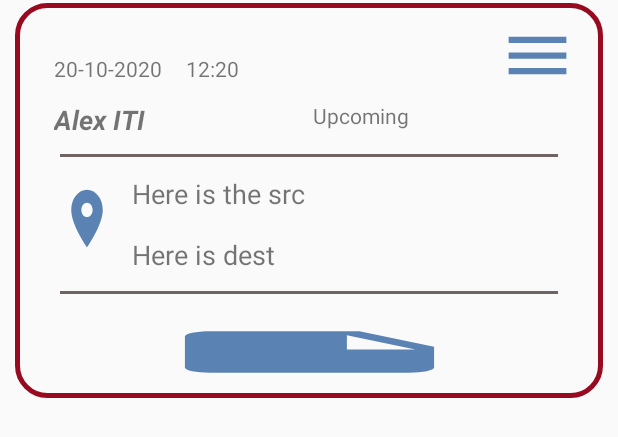
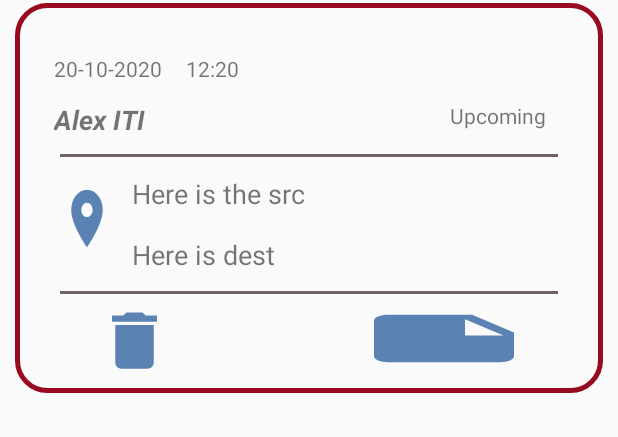
Before and after one commit to AhmedNasrHarg/Trip-Remainder-Project, an Android app: the layout history_row.xml on its own in the app's theme, with its tools: preview values and no code run, on a phone screen of 412 x 824 dp. Shown: the top 437 px of the screen. Run offline under Robolectric (Android 15) with nearby library versions, the phone set to English and light mode, and no system bars.

Commit message:
menu-init

```diff
--- a/TripPlanner/app/src/main/res/layout/history_row.xml
+++ b/TripPlanner/app/src/main/res/layout/history_row.xml
@@ -62,11 +62,11 @@
         android:id="@+id/statusIdHist"
         android:layout_width="wrap_content"
         android:layout_height="wrap_content"
-        android:layout_marginStart="112dp"
-        android:layout_marginLeft="112dp"
         android:layout_marginTop="12dp"
+        android:layout_marginEnd="28dp"
+        android:layout_marginRight="28dp"
         android:text="Upcoming"
-        app:layout_constraintStart_toEndOf="@+id/tripIdHist"
+        app:layout_constraintEnd_toEndOf="parent"
         app:layout_constraintTop_toBottomOf="@+id/timeIdHist" />
 
     <View
@@ -107,13 +107,14 @@
 
     <Button
         android:id="@+id/noteIdHist"
-        android:layout_width="199dp"
-        android:layout_height="41dp"
-        android:layout_marginTop="20dp"
+        android:layout_width="112dp"
+        android:layout_height="47dp"
+        android:layout_marginTop="8dp"
+        android:layout_marginEnd="40dp"
+        android:layout_marginRight="40dp"
         android:background="@drawable/ic_note_black_24dp"
         android:onClick="showNotes"
         app:layout_constraintEnd_toEndOf="parent"
-        app:layout_constraintStart_toStartOf="parent"
         app:layout_constraintTop_toTopOf="@+id/view2Hist" />
 
     <TextView
@@ -128,12 +129,13 @@
         app:layout_constraintTop_toTopOf="@+id/viewHist" />
 
     <Button
-        android:id="@+id/menuBtnIdHist"
+        android:id="@+id/deleteBtnIdHist"
         android:layout_width="51dp"
         android:layout_height="50dp"
-        android:layout_marginEnd="8dp"
-        android:layout_marginRight="8dp"
-        android:background="@drawable/ic_menu_black_24dp"
-        app:layout_constraintEnd_toEndOf="parent"
-        app:layout_constraintTop_toTopOf="parent" />
+        android:layout_marginStart="44dp"
+        android:layout_marginLeft="44dp"
+        android:layout_marginTop="20dp"
+        android:background="@drawable/ic_delete_black_24dp"
+        app:layout_constraintStart_toStartOf="parent"
+        app:layout_constraintTop_toBottomOf="@+id/destIdHist" />
 </androidx.constraintlayout.widget.ConstraintLayout>
```
Also changed, not shown: TripPlanner/app/src/main/java/com/example/tripplanner/Adapters/HistoryAdapter.java (+32 -4 lines), TripPlanner/app/src/main/java/com/example/tripplanner/Adapters/TripAdapter.java (+29 -5 lines).
